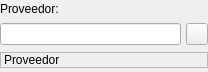
Old version of the form bulmages/bulmafact/src/busquedaproveedorbase.ui in the repository eboladev/Bulmages-1.
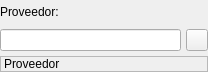
New version of the form. Icons and pictures are not drawn.

```diff
--- a/bulmages/bulmafact/src/busquedaproveedorbase.ui
+++ b/bulmages/bulmafact/src/busquedaproveedorbase.ui
@@ -33,26 +33,13 @@
    </property>
    <item row="0" column="0" colspan="2" >
     <widget class="QLabel" name="label" >
-     <property name="sizePolicy" >
-      <sizepolicy vsizetype="Fixed" hsizetype="Preferred" >
-       <horstretch>0</horstretch>
-       <verstretch>0</verstretch>
-      </sizepolicy>
-     </property>
      <property name="text" >
       <string>Proveedor:</string>
      </property>
     </widget>
    </item>
    <item row="1" column="0" >
-    <widget class="QLineEdit" name="m_cifproveedor" >
-     <property name="sizePolicy" >
-      <sizepolicy vsizetype="Fixed" hsizetype="Preferred" >
-       <horstretch>0</horstretch>
-       <verstretch>0</verstretch>
-      </sizepolicy>
-     </property>
-    </widget>
+    <widget class="QLineEdit" name="m_cifproveedor" />
    </item>
    <item row="1" column="1" >
     <widget class="QToolButton" name="mui_buscar" >
```
